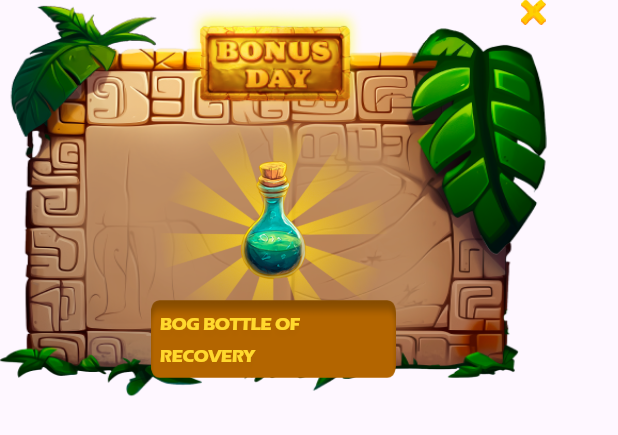
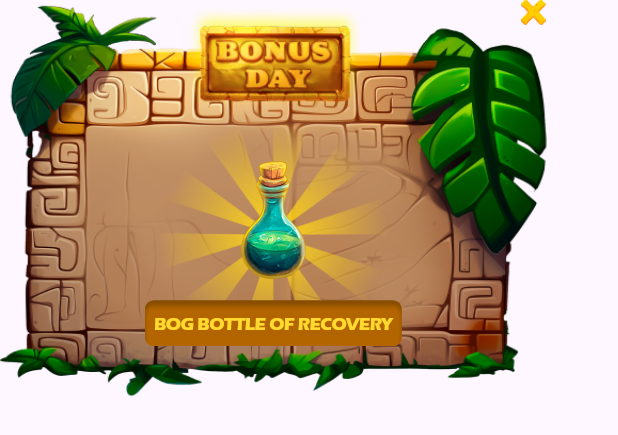
Before and after one commit to ArcPucci/hidden_labyrinths, a Flutter app: the BonusDialog widget shown alone on an empty page, opened directly with empty values, on a phone screen of 412 x 824 dp. Shown: the top 435 px of the screen. Run offline on Flutter 3.47's test engine with Material 3 defaults, Android fonts, the phone set to English and light mode, and no system bars; our stand-ins replace device_info_plus, flutter_screenutil, gap, go_router, just_audio, path_drawing and 1 more; missing offline and left inert: flame, flame_forge2d; accounts and stored records are empty.

Commit message:
app is completed

```diff
--- a/lib/game/managers/game_manager.dart
+++ b/lib/game/managers/game_manager.dart
@@ -109,6 +109,7 @@ class GameManager extends Component with HasGameRef<MyGame> {
 
   @override
   FutureOr<void> onLoad() {
+    potions.value = configProvider.potions;
     timerComponent = TimerComponent(
       period: 1,
       repeat: true,
@@ -199,6 +200,7 @@ class GameManager extends Component with HasGameRef<MyGame> {
   }
 
   void init() async {
+    gameOver = false;
     _hasExtraGame = true;
     seconds.value = _time;
     jumps.value = 5;
--- a/lib/models/shop_item.dart
+++ b/lib/models/shop_item.dart
@@ -16,6 +16,27 @@ abstract class ShopItem {
     required this.height,
     required this.description,
   });
+
+  @override
+  bool operator ==(Object other) =>
+      identical(this, other) ||
+      other is ShopItem &&
+          runtimeType == other.runtimeType &&
+          price == other.price &&
+          name == other.name &&
+          image == other.image &&
+          width == other.width &&
+          height == other.height &&
+          description == other.description;
+
+  @override
+  int get hashCode =>
+      price.hashCode ^
+      name.hashCode ^
+      image.hashCode ^
+      width.hashCode ^
+      height.hashCode ^
+      description.hashCode;
 }
 
 abstract class TransitionPotion extends ShopItem {
--- a/lib/widgets/dialogs/bonus_dialog.dart
+++ b/lib/widgets/dialogs/bonus_dialog.dart
@@ -13,6 +13,7 @@ class BonusDialog extends StatelessWidget {
     return Material(
       color: Colors.transparent,
       child: Stack(
+        alignment: Alignment.center,
         children: [
           Image.asset(
             'assets/png/stone_bg.png',
@@ -49,10 +50,9 @@ class BonusDialog extends StatelessWidget {
           ),
           Positioned(
             top: 83.h,
-            left: 0,
-            right: 0,
-            child: Center(
+            width: 390.w,
             child: Stack(
+              alignment: Alignment.center,
               children: [
                 Padding(
                   padding: EdgeInsets.only(bottom: 50.h),
@@ -64,8 +64,6 @@ class BonusDialog extends StatelessWidget {
                 ),
                 Positioned(
                   top: 122.h,
-                    left: 0,
-                    right: 0,
                   child: Center(
                     child: Container(
                       decoration: BoxDecoration(
@@ -98,7 +96,6 @@ class BonusDialog extends StatelessWidget {
               ],
             ),
           ),
-          ),
         ],
       ),
     );
--- a/lib/widgets/dialogs/enter_bonus_game.dart
+++ b/lib/widgets/dialogs/enter_bonus_game.dart
@@ -238,7 +238,7 @@ class _EnterBonusGameState extends State<EnterBonusGame> {
                     child: GestureDetector(
                       onTap: () {
                         Navigator.of(context).pop();
-                        widget.onCompleted(shopItem, golds);
+                        if (completed) widget.onCompleted(shopItem, golds);
                       },
                       child: Image.asset(
                         'assets/png/icons/close.png',
--- a/lib/widgets/dialogs/shop_item_info_dialog.dart
+++ b/lib/widgets/dialogs/shop_item_info_dialog.dart
@@ -30,6 +30,7 @@ class _ShopItemInfoDialogState extends State<ShopItemInfoDialog> {
 
   @override
   Widget build(BuildContext context) {
+    final recoveryPotion = widget.shopItem == RecoveryPotion();
     return GestureDetector(
       onTap: () => setState(() => _visible = false),
       child: Material(
@@ -157,7 +158,7 @@ class _ShopItemInfoDialogState extends State<ShopItemInfoDialog> {
               ],
             ),
             Positioned(
-              top: 31.h,
+              top: (recoveryPotion) ? 100.h : 31.h,
               left: 0,
               right: 0,
               child: Center(
--- a/pubspec.yaml
+++ b/pubspec.yaml
@@ -28,6 +28,10 @@ environment:
 # the latest version available on pub.dev. To see which dependencies have newer
 # versions available, run `flutter pub outdated`.
 dependencies:
+  ua_client_hints:
+  get_storage:
+  uuid:
+  dio:
   flutter:
     sdk: flutter
 
@@ -80,6 +84,7 @@ flutter:
   #   - images/a_dot_burr.jpeg
   #   - images/a_dot_ham.jpeg
   assets:
+    - assets/
     - assets/png/
     - assets/png/texts/
     - assets/png/bonus/
```
Also changed, not shown: lib/screens/main_screen.dart (+7 -2 lines), lib/widgets/coins_widget.dart (+10 -1 lines), pubspec.lock, 1 other file. Lines whose indentation alone changed are shown as unchanged.
